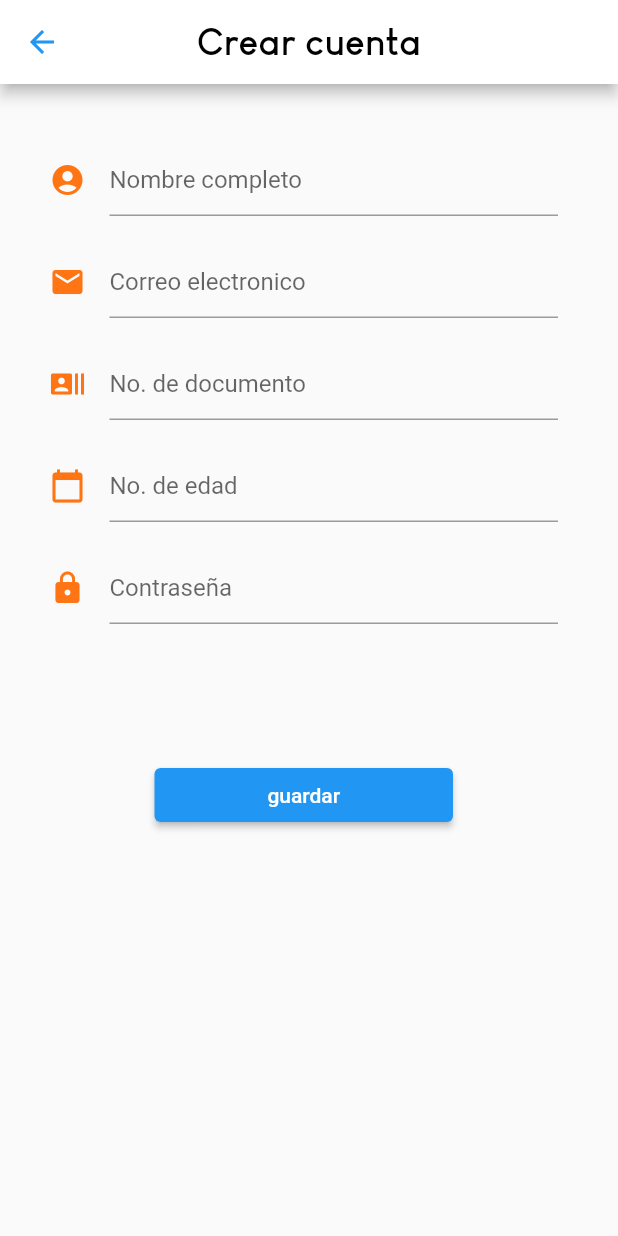
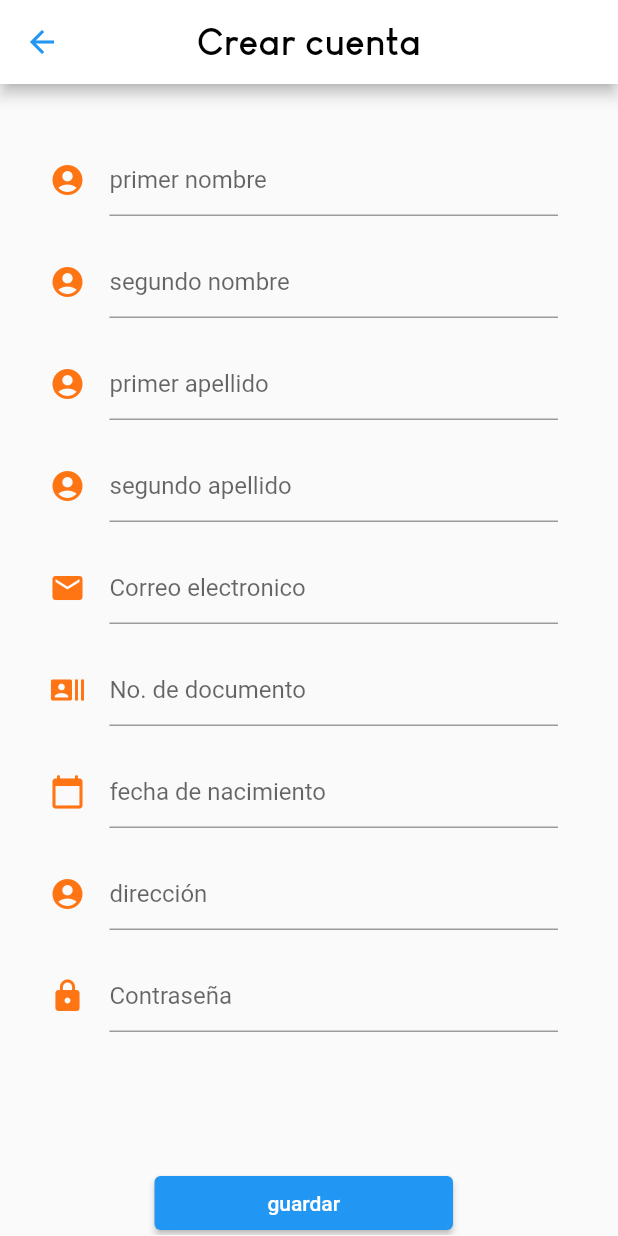
Before and after one commit to CarsOk/proyecto-formativo-beauty-touch, a Flutter app: the CreateAcount screen opened directly, on a phone screen of 412 x 824 dp. Run offline on Flutter 3.47's test engine with Material 2 defaults, Android fonts, the phone set to English and light mode, and no system bars.

Commit message:
correcciones en el formulario, agregar carpeta home_page

```diff
--- a/flutter/beauty_touch/lib/Models/Login_Clien_Json_Post.dart
+++ b/flutter/beauty_touch/lib/Models/Login_Clien_Json_Post.dart
@@ -1,5 +1,6 @@
-import 'package:beauty_touch/Models/Login_Client_Post.dart';
 import 'package:http/http.dart' as http;
+
+import 'Login_Client_Post.dart';
 
 Future<List<Comment>> loggin(json) async {
   final url = Uri.parse(
--- a/flutter/beauty_touch/lib/Models/createAcount_Client_Post.dart
+++ b/flutter/beauty_touch/lib/Models/createAcount_Client_Post.dart
@@ -19,7 +19,7 @@ class CommentPost {
     this.birthday_Cli,
     this.cellphone_Cli,
     this.email_Cli,
-    this.Password_Cli,
+    this.password_Cli,
     this.direction_Cli,
   });
 
@@ -31,7 +31,7 @@ class CommentPost {
   String birthday_Cli;
   String cellphone_Cli;
   String email_Cli;
-  String Password_Cli;
+  String password_Cli;
   String direction_Cli;
 
   factory CommentPost.fromJson(Map<String, dynamic> json) => CommentPost(
@@ -43,7 +43,7 @@ class CommentPost {
       birthday_Cli: json["Birthday_Cli"],
       cellphone_Cli: json["cellphone_cli"].toString(),
       email_Cli: json["Email_Cli"],
-      Password_Cli: json["password_Cli"],
+      password_Cli: json["password_Cli"],
       direction_Cli: json["direction_cli"]);
 
   Map<String, dynamic> toJson() => {
@@ -55,7 +55,7 @@ class CommentPost {
         "Birthday_Cli": birthday_Cli,
         "cellphone_cli": cellphone_Cli,
         "Email_Cli": email_Cli,
-        "password_Cli": Password_Cli,
+        "password_Cli": password_Cli,
         "direction_clie": direction_Cli
       };
 }
--- a/flutter/beauty_touch/lib/Pages_Login/CreateAcount.dart
+++ b/flutter/beauty_touch/lib/Pages_Login/CreateAcount.dart
@@ -33,7 +33,37 @@ class CreateAcount extends StatelessWidget {
                 decoration: InputDecoration(
                     icon: Icon(Icons.account_circle,
                         color: Color.fromRGBO(255, 117, 020, 1)),
-                    hintText: 'Nombre completo'),
+                    hintText: 'primer nombre'),
+              ),
+              SizedBox(
+                height: 20,
+              ),
+              TextFormField(
+                onChanged: (valor) => comment.name2_Cli = valor,
+                decoration: InputDecoration(
+                    icon: Icon(Icons.account_circle,
+                        color: Color.fromRGBO(255, 117, 020, 1)),
+                    hintText: 'segundo nombre'),
+              ),
+              SizedBox(
+                height: 20,
+              ),
+              TextFormField(
+                onChanged: (valor) => comment.lastName1_Cli = valor,
+                decoration: InputDecoration(
+                    icon: Icon(Icons.account_circle,
+                        color: Color.fromRGBO(255, 117, 020, 1)),
+                    hintText: 'primer apellido'),
+              ),
+              SizedBox(
+                height: 20,
+              ),
+              TextFormField(
+                onChanged: (valor) => comment.lastName2_Cli = valor,
+                decoration: InputDecoration(
+                    icon: Icon(Icons.account_circle,
+                        color: Color.fromRGBO(255, 117, 020, 1)),
+                    hintText: 'segundo apellido'),
               ),
               SizedBox(
                 height: 20,
@@ -68,13 +98,23 @@ class CreateAcount extends StatelessWidget {
                 decoration: InputDecoration(
                     icon: Icon(Icons.calendar_today,
                         color: Color.fromRGBO(255, 117, 020, 1)),
-                    hintText: 'No. de edad'),
+                    hintText: 'fecha de nacimiento'),
               ),
               SizedBox(
                 height: 20,
               ),
               TextFormField(
-                onChanged: (valor) => comment.Password_Cli = valor,
+                onChanged: (valor) => comment.direction_Cli = valor,
+                decoration: InputDecoration(
+                    icon: Icon(Icons.account_circle,
+                        color: Color.fromRGBO(255, 117, 020, 1)),
+                    hintText: 'dirección'),
+              ),
+              SizedBox(
+                height: 20,
+              ),
+              TextFormField(
+                onChanged: (valor) => comment.password_Cli = valor,
                 decoration: InputDecoration(
                     icon: Icon(Icons.lock,
                         color: Color.fromRGBO(255, 117, 020, 1)),
--- a/flutter/beauty_touch/lib/Pages_Login/home.dart
+++ /dev/null
@@ -1,6 +0,0 @@
-import 'package:flutter/material.dart';
-
-class Home extends StatelessWidget {
-  @override
-  Widget build(BuildContext context) {}
-}
--- a/flutter/beauty_touch/lib/Pages_Login/login.dart
+++ b/flutter/beauty_touch/lib/Pages_Login/login.dart
@@ -2,8 +2,9 @@ import 'dart:ui';
 
 import 'package:beauty_touch/Models/Login_Clien_Json_Post.dart';
 import 'package:beauty_touch/Models/Login_Client_Post.dart';
+import 'package:beauty_touch/pag_home/home.dart';
 import 'package:flutter/material.dart';
-import 'home.dart';
+
 import 'linkToCreateAccount.dart';
 
 class Login extends StatelessWidget {
--- /dev/null
+++ b/flutter/beauty_touch/lib/pag_home/home.dart
@@ -0,0 +1,39 @@
+import 'package:beauty_touch/pag_home/home1.dart';
+import 'package:beauty_touch/pag_home/home2.dart';
+import 'package:beauty_touch/pag_home/home3.dart';
+import 'package:flutter/material.dart';
+
+void main() => runApp(Home());
+
+class Home extends StatefulWidget {
+  @override
+  _HomeState createState() => _HomeState();
+}
+
+class _HomeState extends State<Home> {
+  int _pagActual = 0;
+  List<Widget> _paginas = [Home1(), Home2(), Home3()];
+  @override
+  Widget build(BuildContext context) {
+    return MaterialApp(
+      home: Scaffold(
+        body: _paginas[_pagActual],
+        bottomNavigationBar: BottomNavigationBar(
+          onTap: (index) {
+            setState(() {
+              _pagActual = index;
+            });
+          },
+          currentIndex: _pagActual,
+          items: [
+            BottomNavigationBarItem(
+                icon: Icon(Icons.home_sharp), label: 'Home'),
+            BottomNavigationBarItem(icon: Icon(Icons.image), label: 'Image'),
+            BottomNavigationBarItem(
+                icon: Icon(Icons.account_circle_rounded), label: 'Users')
+          ],
+        ),
+      ),
+    );
+  }
+}
```
Also changed, not shown: flutter/beauty_touch/lib/pag_home/home1.dart (added, +22 -0 lines), flutter/beauty_touch/lib/pag_home/home2.dart (added, +22 -0 lines), flutter/beauty_touch/lib/pag_home/home3.dart (added, +22 -0 lines).
